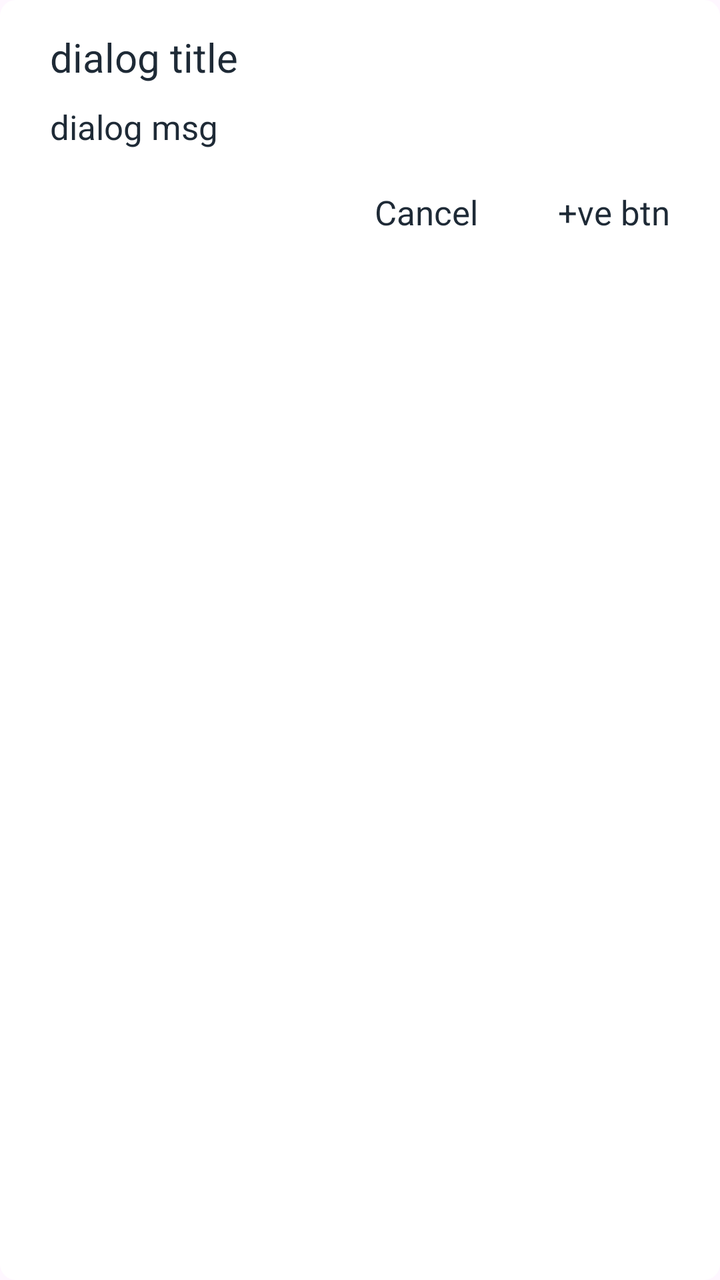
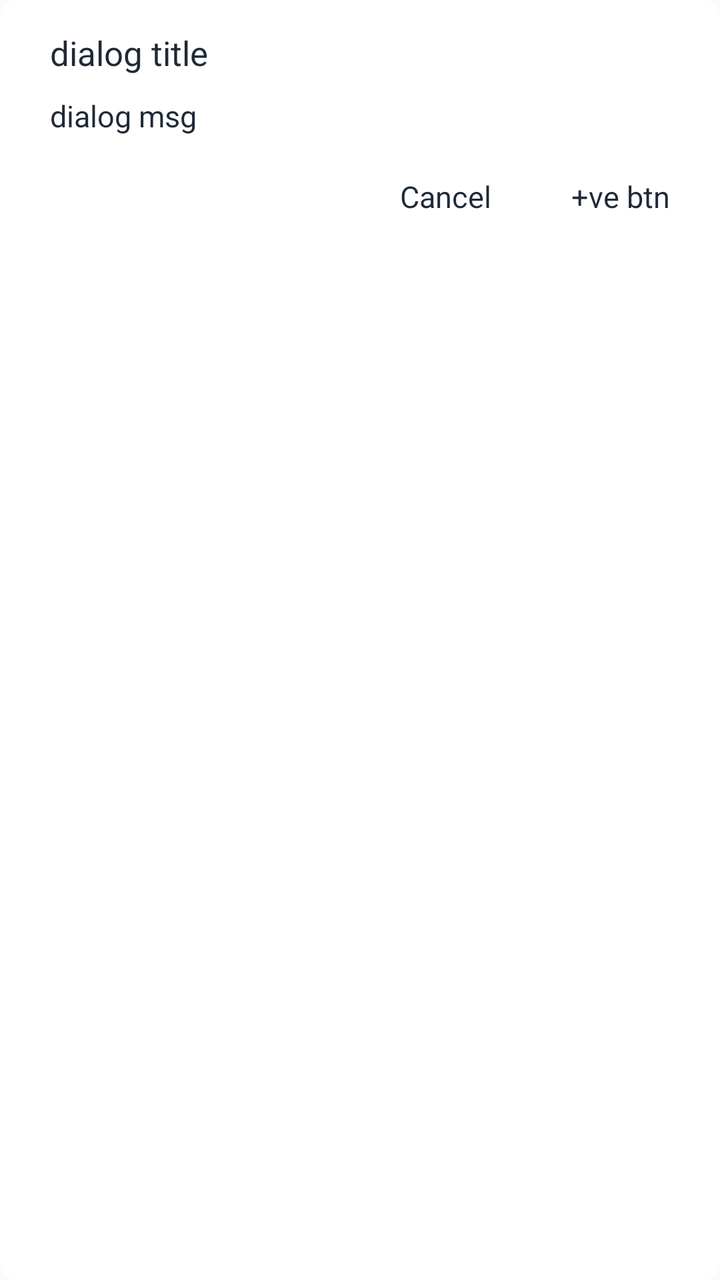

Before-and-after screenshots of an Android layout around one commit, followed by the original layout XML and the change that was made.
<!-- AndroidManifest.xml: application theme Theme.GharKharch -->
<!-- res/layout/dialog_generic.xml -->
<?xml version="1.0" encoding="utf-8"?>
<LinearLayout xmlns:android="http://schemas.android.com/apk/res/android"
    android:layout_width="match_parent"
    android:layout_height="wrap_content"
    android:layout_marginHorizontal="@dimen/margin_medium"
    android:background="@drawable/rounded_panel"
    android:backgroundTint="@color/dialog_bg"
    android:orientation="vertical"
    android:padding="@dimen/padding_medium">

    <TextView
        android:id="@+id/dialog_title"
        android:layout_width="match_parent"
        android:layout_height="wrap_content"
        android:paddingHorizontal="@dimen/padding_large"
        android:paddingVertical="@dimen/padding_small"
        android:text="dialog title"
        android:textSize="@dimen/text_size_heading" />

    <TextView
        android:id="@+id/dialog_msg"
        android:layout_width="match_parent"
        android:layout_height="wrap_content"
        android:paddingHorizontal="@dimen/padding_large"
        android:paddingVertical="@dimen/padding_small"
        android:text="dialog msg"
        android:textSize="@dimen/text_size_large" />

    <LinearLayout
        android:layout_width="match_parent"
        android:layout_height="wrap_content"
        android:gravity="end"
        android:orientation="horizontal">

        <TextView
            android:id="@+id/negative_btn"
            android:layout_width="wrap_content"
            android:layout_height="wrap_content"
            android:layout_marginHorizontal="@dimen/margin_medium"
            android:padding="@dimen/padding_large"
            android:text="Cancel"
            android:textSize="@dimen/text_size_large" />

        <TextView
            android:id="@+id/positive_btn"
            android:layout_width="wrap_content"
            android:layout_height="wrap_content"
            android:padding="@dimen/padding_large"
            android:text="+ve btn"
            android:textSize="@dimen/text_size_large" />

    </LinearLayout>

</LinearLayout>
<!-- resources referenced by this layout -->
<resources>
  <color name="dialog_bg">#FFFFFF</color>
  <dimen name="margin_medium">10dp</dimen>
  <dimen name="padding_large">15dp</dimen>
  <dimen name="padding_medium">10dp</dimen>
  <dimen name="padding_small">5dp</dimen>
  <dimen name="text_size_heading">20sp</dimen>
  <dimen name="text_size_large">17sp</dimen>
  <!-- drawable rounded_panel (drawable) -->
  <?xml version="1.0" encoding="utf-8"?>
  <shape xmlns:android="http://schemas.android.com/apk/res/android"
      android:shape="rectangle">
      <corners android:radius="8dp" />
  </shape>
  <style name="Theme.GharKharch" parent="Base.Theme.GharKharch">
          <item name="colorPrimary">@color/backgroundColor</item>
          <item name="colorSecondary">@color/lGrey</item>
          
          <item name="colorOnSecondary">@color/primaryTextColor</item>
          <item name="colorOnPrimary">@color/primaryTextColor</item>
          
          <item name="android:textColor">@color/primaryTextColor</item>
          <item name="android:textColorPrimary">@color/primaryTextColor</item>
          <item name="android:textColorSecondary">@color/primaryTextColorVariant</item>
      </style>
  <style name="Base.Theme.GharKharch" parent="Theme.Material3.DayNight.NoActionBar">
          
      </style>
  <color name="backgroundColor">#F2F6FA</color>
  <color name="lGrey">#616161</color>
  <color name="primaryTextColor">#1E2A36</color>
  <color name="primaryTextColorVariant">#5A6B7D</color>
</resources>

<!-- the commit's change to res/layout/dialog_generic.xml (unified diff, before → after) -->
@@ -15,7 +15,7 @@
         android:paddingHorizontal="@dimen/padding_large"
         android:paddingVertical="@dimen/padding_small"
         android:text="dialog title"
-        android:textSize="@dimen/text_size_heading" />
+        android:textSize="@dimen/text_size_large" />
 
     <TextView
         android:id="@+id/dialog_msg"
@@ -24,7 +24,7 @@
         android:paddingHorizontal="@dimen/padding_large"
         android:paddingVertical="@dimen/padding_small"
         android:text="dialog msg"
-        android:textSize="@dimen/text_size_large" />
+        android:textSize="@dimen/text_size_medium" />
 
     <LinearLayout
         android:layout_width="match_parent"
@@ -39,7 +39,7 @@
             android:layout_marginHorizontal="@dimen/margin_medium"
             android:padding="@dimen/padding_large"
             android:text="Cancel"
-            android:textSize="@dimen/text_size_large" />
+            android:textSize="@dimen/text_size_medium" />
 
         <TextView
             android:id="@+id/positive_btn"
@@ -47,7 +47,7 @@
             android:layout_height="wrap_content"
             android:padding="@dimen/padding_large"
             android:text="+ve btn"
-            android:textSize="@dimen/text_size_large" />
+            android:textSize="@dimen/text_size_medium" />
 
     </LinearLayout>
 
<!-- resource entries referenced after the edit -->
@@ -5,8 +5,8 @@
   <dimen name="padding_large">15dp</dimen>
   <dimen name="padding_medium">10dp</dimen>
   <dimen name="padding_small">5dp</dimen>
-  <dimen name="text_size_heading">20sp</dimen>
   <dimen name="text_size_large">17sp</dimen>
+  <dimen name="text_size_medium">15sp</dimen>
   <!-- drawable rounded_panel (drawable) -->
   <?xml version="1.0" encoding="utf-8"?>
   <shape xmlns:android="http://schemas.android.com/apk/res/android"
